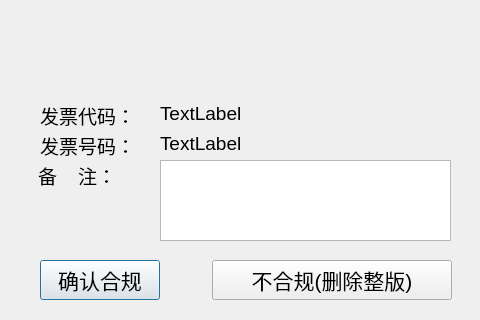
czhc001/Qt-Project-FAPIAO, file yesruledialog.ui: the form before one commit.
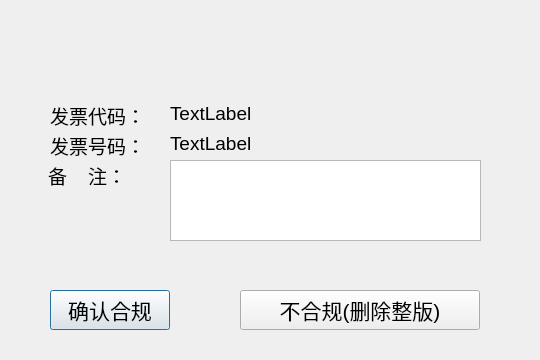
The form after the commit. Icons and pictures are not drawn.

Diff of the .ui file:
```diff
--- a/yesruledialog.ui
+++ b/yesruledialog.ui
@@ -6,8 +6,8 @@
    <rect>
     <x>0</x>
     <y>0</y>
-    <width>480</width>
-    <height>320</height>
+    <width>540</width>
+    <height>360</height>
    </rect>
   </property>
   <property name="windowTitle">
@@ -20,7 +20,7 @@
   <widget class="QLabel" name="label">
    <property name="geometry">
     <rect>
-     <x>40</x>
+     <x>50</x>
      <y>100</y>
      <width>110</width>
      <height>31</height>
@@ -38,7 +38,7 @@
   <widget class="QLabel" name="label_2">
    <property name="geometry">
     <rect>
-     <x>40</x>
+     <x>50</x>
      <y>130</y>
      <width>110</width>
      <height>31</height>
@@ -56,7 +56,7 @@
   <widget class="QLabel" name="label_code">
    <property name="geometry">
     <rect>
-     <x>160</x>
+     <x>170</x>
      <y>100</y>
      <width>221</width>
      <height>26</height>
@@ -74,7 +74,7 @@
   <widget class="QLabel" name="label_no">
    <property name="geometry">
     <rect>
-     <x>160</x>
+     <x>170</x>
      <y>130</y>
      <width>221</width>
      <height>26</height>
@@ -92,8 +92,8 @@
   <widget class="QPushButton" name="Button_yes">
    <property name="geometry">
     <rect>
-     <x>40</x>
-     <y>260</y>
+     <x>50</x>
+     <y>290</y>
      <width>120</width>
      <height>40</height>
     </rect>
@@ -110,9 +110,9 @@
   <widget class="QTextEdit" name="textEdit">
    <property name="geometry">
     <rect>
-     <x>160</x>
+     <x>170</x>
      <y>160</y>
-     <width>291</width>
+     <width>311</width>
      <height>81</height>
     </rect>
    </property>
@@ -132,7 +132,7 @@
   <widget class="QLabel" name="label_5">
    <property name="geometry">
     <rect>
-     <x>38</x>
+     <x>48</x>
      <y>160</y>
      <width>110</width>
      <height>31</height>
@@ -159,8 +159,8 @@
   <widget class="QPushButton" name="Button_no">
    <property name="geometry">
     <rect>
-     <x>212</x>
-     <y>260</y>
+     <x>240</x>
+     <y>290</y>
      <width>240</width>
      <height>40</height>
     </rect>
@@ -177,15 +177,26 @@
   <widget class="QLabel" name="label_hint">
    <property name="geometry">
     <rect>
-     <x>240</x>
-     <y>300</y>
-     <width>63</width>
-     <height>13</height>
+     <x>170</x>
+     <y>250</y>
+     <width>200</width>
+     <height>31</height>
     </rect>
    </property>
+   <property name="font">
+    <font>
+     <pointsize>14</pointsize>
+    </font>
+   </property>
+   <property name="styleSheet">
+    <string notr="true">color: rgb(255, 0, 0);</string>
+   </property>
    <property name="text">
     <string/>
    </property>
+   <property name="alignment">
+    <set>Qt::AlignCenter</set>
+   </property>
   </widget>
  </widget>
  <resources>
```
